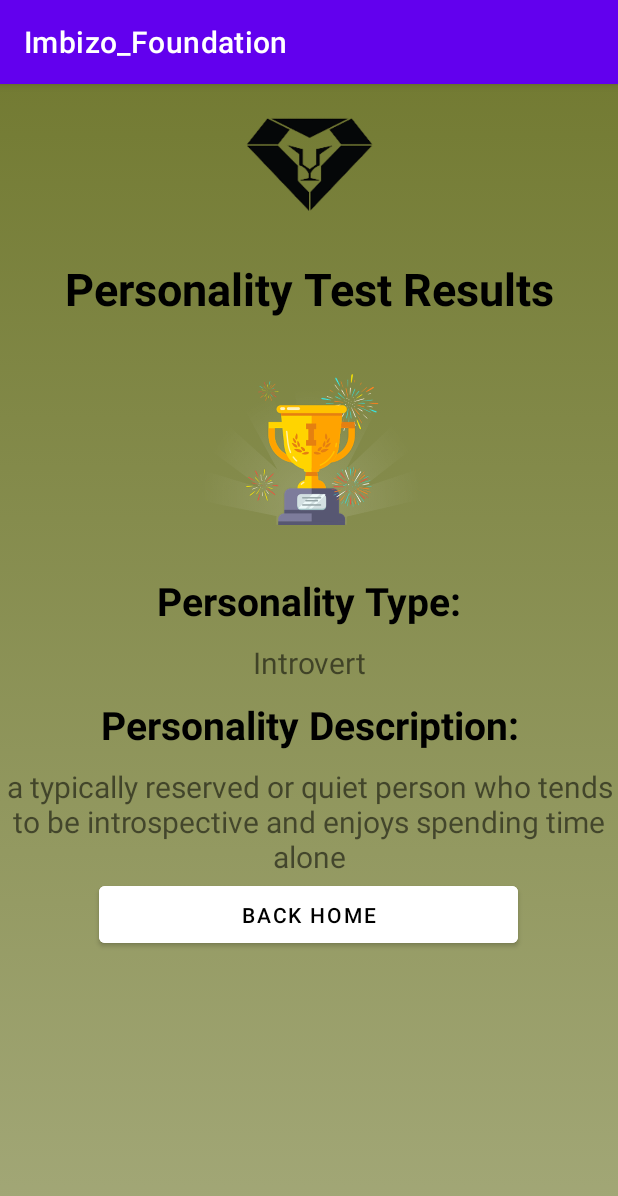
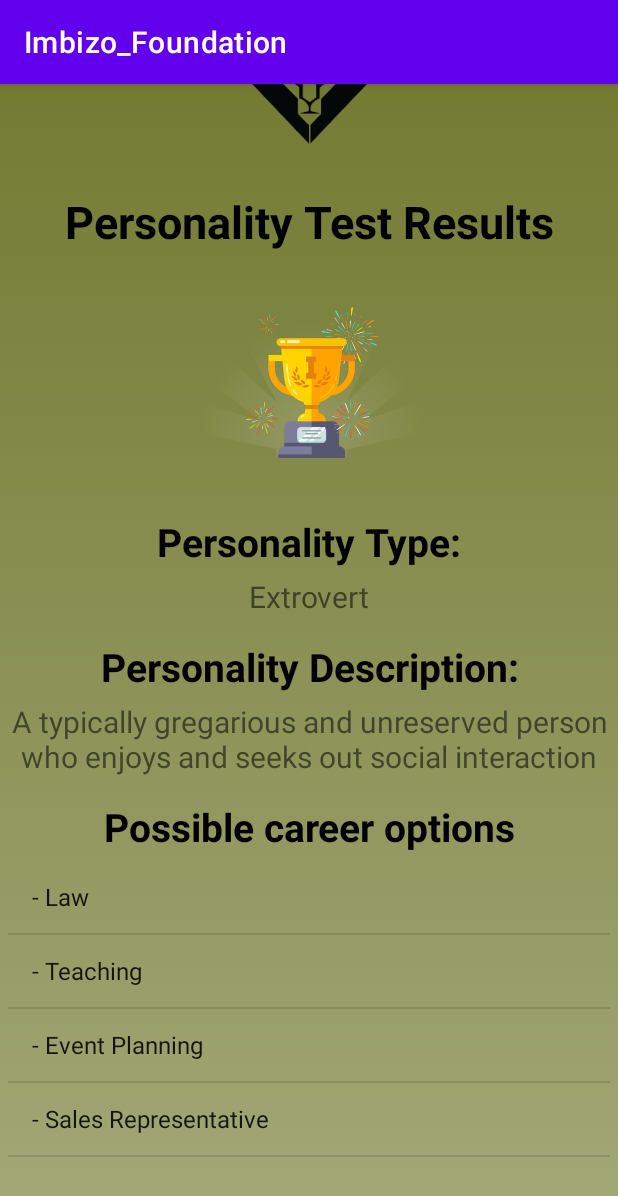
Before and after one commit to eduardcoertze/Imbizo_Foundation, an Android app: the QuizResult screen opened directly, with no data from a screen before it, on a phone screen of 412 x 824 dp. Shown: the top 1196 px of the screen. Run offline under Robolectric (Android 15) with nearby library versions, the phone set to English and light mode, and no system bars.

Commit message:
initial-9-Quiz-Update

```diff
--- a/app/src/main/java/com/example/imbizo_foundation/Constants.java
+++ b/app/src/main/java/com/example/imbizo_foundation/Constants.java
@@ -1,6 +1,7 @@
 package com.example.imbizo_foundation;
 
 import java.util.ArrayList;
+import java.util.List;
 
 public class Constants {
 
@@ -139,31 +140,60 @@ public class Constants {
 
         ArrayList<Result> resultsList = new ArrayList<Result>();
 
+        ArrayList<String> introvertList = new ArrayList<String>();
+        introvertList.add("- Accountancy");
+        introvertList.add("- Digital Marketing");
+        introvertList.add("- Graphic Design");
+        introvertList.add("- Video Editing");
+
+        ArrayList<String> omnivertList = new ArrayList<String>();
+        omnivertList.add("- Software Development");
+        omnivertList.add("- Actuarial Science");
+        omnivertList.add("- Architecture");
+        omnivertList.add("- Content Management");
+
+        ArrayList<String> ambivertList = new ArrayList<String>();
+        ambivertList.add("- Occupational Therapy");
+        ambivertList.add("- General Management");
+        ambivertList.add("- Financial Advisor");
+        ambivertList.add("- Criminal Investigation");
+
+        ArrayList<String> extrovertList = new ArrayList<String>();
+        extrovertList.add("- Law");
+        extrovertList.add("- Teaching");
+        extrovertList.add("- Event Planning");
+        extrovertList.add("- Sales Representative");
+
         Result result1 = new Result(
                 1,
                 "Introvert",
-                "a typically reserved or quiet person who tends to be introspective and enjoys spending time alone"
+                "A typically reserved or quiet person who tends to be introspective and enjoys spending time alone",
+                introvertList
+
         );
         resultsList.add(result1);
 
         Result result2 = new Result(
                 2,
                 "Omnivert",
-                "Someone who is an introvert and extrovert depending on situations"
+                "Someone who is an introvert and extrovert depending on situations",
+                omnivertList
         );
         resultsList.add(result2);
 
         Result result3 = new Result(
                 3,
                 "Ambivert",
-                "A person who has a balance of extrovert and introvert features in their personality."
+                "A person who has a balance of extrovert and introvert features in their personality.",
+                ambivertList
         );
         resultsList.add(result3);
 
         Result result4 = new Result(
                 4,
                 "Extrovert",
-                "A typically gregarious and unreserved person who enjoys and seeks out social interaction"
+                "A typically gregarious and unreserved person who enjoys and seeks out social interaction",
+                extrovertList
         );
         resultsList.add(result4);
 
--- a/app/src/main/java/com/example/imbizo_foundation/QuizResult.java
+++ b/app/src/main/java/com/example/imbizo_foundation/QuizResult.java
@@ -5,7 +5,9 @@ import androidx.appcompat.app.AppCompatActivity;
 import android.content.Intent;
 import android.os.Bundle;
 import android.view.View;
+import android.widget.ArrayAdapter;
 import android.widget.Button;
+import android.widget.ListView;
 import android.widget.TextView;
 
 import java.util.ArrayList;
@@ -17,6 +19,7 @@ public class QuizResult extends AppCompatActivity {
     Result mResult;
     ArrayList<Result> mResultList = new ArrayList<Result>();
     Button btn_home;
+    ListView careerListView;
 
 
     @Override
@@ -27,23 +30,28 @@ public class QuizResult extends AppCompatActivity {
         tvPersonalityType = findViewById(R.id.tv_personality_type);
         tvPersonalityDesc = findViewById(R.id.tv_description);
         btn_home = findViewById(R.id.btn_home_page);
+        careerListView = findViewById(R.id.lv_career);
 
         mResultList = Constants.getResults();
 
         quizScore = Constants.resultTotal;
 
         if(quizScore<=5){
+            mResult = mResultList.get(3);
+        }else if(quizScore>15&&quizScore<=25){
+            mResult = mResultList.get(2);
+        }else if(quizScore>25&&quizScore<=35){
+            mResult = mResultList.get(1);
+        }else{
             mResult = mResultList.get(0);
-        }else if(quizScore>15&&quizScore<=25){
-            mResult = mResultList.get(1);
-        }else if(quizScore>25&&quizScore<=35){
-            mResult = mResultList.get(2);
-        }else{
-            mResult = mResultList.get(3);
         }
 
         tvPersonalityType.setText(mResult.getPersonalityType());
         tvPersonalityDesc.setText(mResult.getPersonalityDescription());
+
+        ArrayAdapter<String> arrayAdapter = new ArrayAdapter<String>(this, android.R.layout.simple_list_item_1,mResult.getPersonalityCareers());
+
+        careerListView.setAdapter(arrayAdapter);
 
         btn_home.setOnClickListener(new View.OnClickListener() {
             @Override
--- a/app/src/main/java/com/example/imbizo_foundation/Result.java
+++ b/app/src/main/java/com/example/imbizo_foundation/Result.java
@@ -1,13 +1,29 @@
 package com.example.imbizo_foundation;
 
 import java.util.ArrayList;
+import java.util.List;
 
 public class Result {
 
     public int resultID;
     private String personalityType;
     private String personalityDescription;
+    private ArrayList<String> personalityCareers;
 
+    public Result(int resultID, String personalityType, String personalityDescription, ArrayList<String> personalityCareers) {
+        this.resultID = resultID;
+        this.personalityType = personalityType;
+        this.personalityDescription = personalityDescription;
+        this.personalityCareers = personalityCareers;
+    }
+
+    public ArrayList<String> getPersonalityCareers() {
+        return personalityCareers;
+    }
+
+    public void setPersonalityCareers(ArrayList<String> personalityCareers) {
+        this.personalityCareers = personalityCareers;
+    }
 
     public void setResultID(int resultID) {
         this.resultID = resultID;
@@ -34,11 +50,7 @@ public class Result {
     }
 
 
-    public Result(int resultID, String personalityType, String personalityDescription) {
-        this.resultID = resultID;
-        this.personalityType = personalityType;
-        this.personalityDescription =  personalityDescription;
-    }
+
 
 //    public static ArrayList<Result> getResults(){
 //
--- a/app/src/main/res/layout/activity_quiz_result.xml
+++ b/app/src/main/res/layout/activity_quiz_result.xml
@@ -1,13 +1,18 @@
 <?xml version="1.0" encoding="utf-8"?>
-<LinearLayout xmlns:android="http://schemas.android.com/apk/res/android"
+<ScrollView xmlns:android="http://schemas.android.com/apk/res/android"
     xmlns:app="http://schemas.android.com/apk/res-auto"
     xmlns:tools="http://schemas.android.com/tools"
     android:layout_width="match_parent"
     android:layout_height="match_parent"
     android:background="@drawable/gradient_background"
-    android:orientation="vertical"
     android:gravity="center_horizontal"
     tools:context=".QuizResult">
+    <LinearLayout
+        android:layout_width="match_parent"
+        android:layout_height="match_parent"
+        android:orientation="vertical"
+        android:padding="5dp"
+        android:gravity="center">
 
     <ImageView
         android:id="@+id/iv_imbizo_logo"
@@ -39,7 +44,7 @@
         android:id="@+id/tv_personality_type_title"
         android:layout_width="match_parent"
         android:layout_height="wrap_content"
-        android:layout_margin="10dp"
+        android:layout_marginTop="15dp"
         android:text="Personality Type:"
         android:gravity="center"
         android:textColor="@color/black"
@@ -50,13 +55,14 @@
         android:layout_width="match_parent"
         android:layout_height="wrap_content"
         android:textSize="20sp"
+        android:layout_marginTop="5dp"
         android:gravity="center"/>
 
     <TextView
         android:id="@+id/tv_description_title"
         android:layout_width="match_parent"
         android:layout_height="wrap_content"
-        android:layout_margin="10dp"
+        android:layout_marginTop="15dp"
         android:gravity="center"
         android:text="Personality Description:"
         android:textColor="@color/black"
@@ -68,7 +74,25 @@
         android:layout_width="match_parent"
         android:layout_height="wrap_content"
         android:gravity="center"
+        android:layout_marginTop="5dp"
         android:textSize="20sp"/>
+
+    <TextView
+        android:id="@+id/tv_career_title"
+        android:layout_width="match_parent"
+        android:layout_height="wrap_content"
+        android:layout_marginTop="15dp"
+        android:text="Possible career options"
+        android:gravity="center"
+        android:textColor="@color/black"
+        android:textSize="26sp"
+        android:textStyle="bold" />
+
+    <ListView
+        android:id="@+id/lv_career"
+        android:layout_width="match_parent"
+        android:layout_height="250dp"
+        android:layout_marginTop="5dp"/>
 
 
     <Button
@@ -80,5 +104,5 @@
         android:textColor="#000000"/>
 
 
-
-</LinearLayout>
+    </LinearLayout>
+</ScrollView>
```
